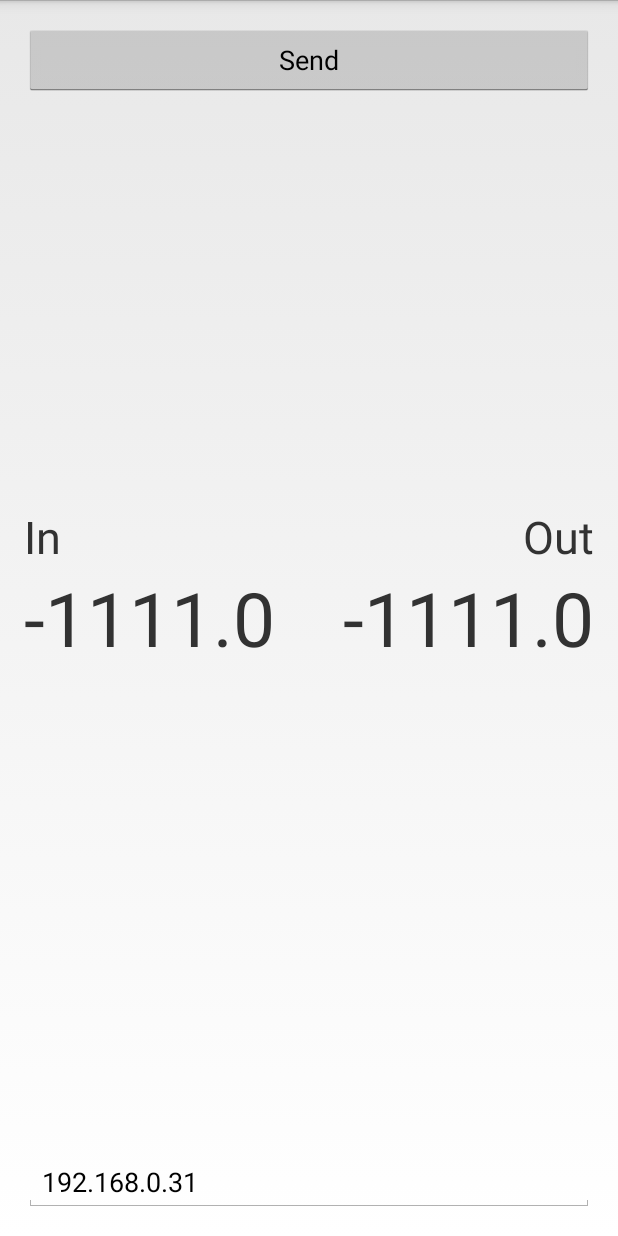
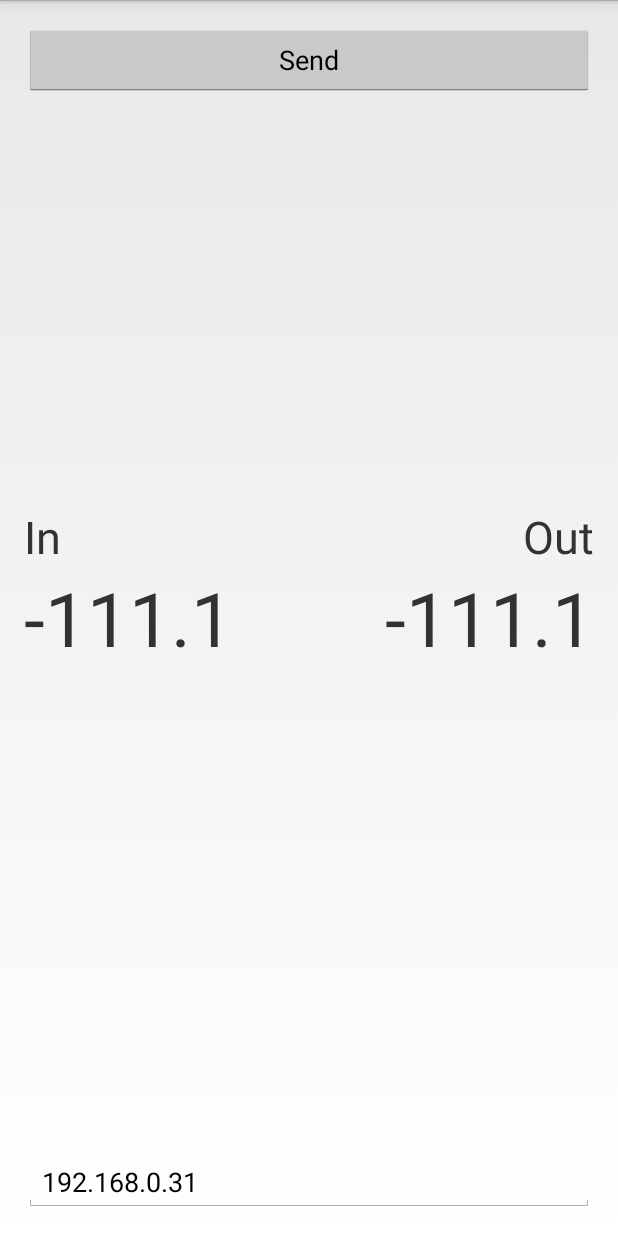
Before and after one commit to gregpaton08/NetworkTest_android, an Android app: the screen it shows after launch (MainActivity), after a tap on "Send", on a phone screen of 412 x 824 dp. Run offline under Robolectric (Android 15) with nearby library versions, the phone set to English and light mode, and no system bars.

Commit message:
[mod] Now displays temperature correctly.

```diff
--- a/NetworkTest/src/main/java/com/example/networktest/MainActivity.java
+++ b/NetworkTest/src/main/java/com/example/networktest/MainActivity.java
@@ -117,7 +117,7 @@ public class MainActivity extends Activity {
                 e.printStackTrace();
             }
 
-            return errorTempString;
+            return "fail";
         }
 
         protected void onProgressUpdate(Integer... progress) {
@@ -131,29 +131,33 @@ public class MainActivity extends Activity {
         @Override
         protected void onPostExecute(String result) {
             super.onPostExecute(result);
-            m_mainFragment.setInTemp(new String().valueOf(parseForInTemp(result)));
-            m_mainFragment.setOutTemp(new String().valueOf(parseForOutTemp(result)));
+            log(result);
+            m_mainFragment.setInTemp(parseForInTemp(result));
+            m_mainFragment.setOutTemp(parseForOutTemp(result));
         }
     }
 
-    float parseForInTemp(String tempStr) {
-        float temp = errorTemp;
+    int parseForInTemp(String tempStr) {
+        int temp = errorTemp;
         try {
-            if (errorTempString != tempStr)
-                temp = Float.parseFloat(tempStr.substring(tempStr.indexOf("IT=") + 3,
-                                                          tempStr.length() - 1));
+            if (false == tempStr.equals("fail")) {
+                // TODO: Remove junk from end of string and remove '- 1' from subString()
+                temp = (int) (Float.parseFloat(tempStr.substring(tempStr.indexOf("IT=") + 3,
+                        tempStr.length() - 1)) * 10.0);
+            }
         } catch (NumberFormatException nfe) {
             nfe.printStackTrace();
         }
         return temp;
     }
 
-    float parseForOutTemp(String tempStr) {
-        float temp = errorTemp;
+    int parseForOutTemp(String tempStr) {
+        int temp = errorTemp;
         try {
-            if (errorTempString != tempStr)
-                temp = Float.parseFloat(tempStr.substring(tempStr.indexOf("OT=") + 3,
-                                                          tempStr.indexOf("IT=") - 1));
+            if (false == tempStr.equals("fail")) {
+                temp = (int)(Float.parseFloat(tempStr.substring(tempStr.indexOf("OT=") + 3,
+                        tempStr.indexOf("IT="))) * 10);
+            }
         } catch (NumberFormatException nfe) {
             nfe.printStackTrace();
         }
@@ -184,15 +188,16 @@ public class MainActivity extends Activity {
             return "";
         }
 
-        public void setInTemp(String tmp) {
+        public void setInTemp(float tmp) {
             TextView inTemp = (TextView)getView().findViewById(R.id.tv_inTemp);
             boolean enable = false;
+            String tmpStr = new String().valueOf((float)tmp / 10.0);
             if (null != inTemp) {
-                if (errorTempString == tmp) {
+                if (tmpStr.equals("fail")) {
                     inTemp.setText("0");
                 }
                 else {
-                    inTemp.setText(tmp);
+                    inTemp.setText(tmpStr);
                     enable = true;
                 }
             }
@@ -202,15 +207,16 @@ public class MainActivity extends Activity {
             inTemp.setEnabled(enable);
         }
 
-        public void setOutTemp(String tmp) {
+        public void setOutTemp(float tmp) {
             TextView outTemp = (TextView)getView().findViewById(R.id.tv_outTemp);
             boolean enable = false;
+            String tmpStr = new String().valueOf((float)tmp / 10.0);
             if (null != outTemp) {
-                if (errorTempString == tmp) {
+                if (tmpStr.equals("fail")) {
                     outTemp.setText("0");
                 }
                 else {
-                    outTemp.setText(tmp);
+                    outTemp.setText(tmpStr);
                     enable = true;
                 }
             }
```
